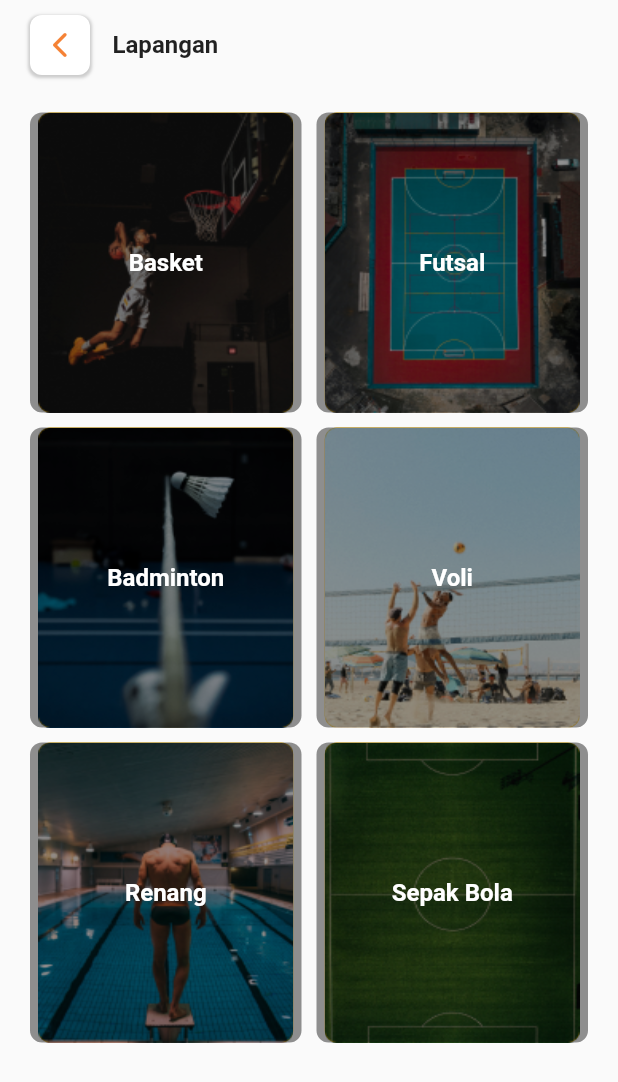
After one commit to GuidoAugusta/FieldFox, a Flutter app: the MenuLapanganPage screen opened by its route, on a phone screen of 412 x 824 dp. The commit adds this screen. Shown: the top 1082 px of the screen. Run offline on Flutter 3.47's test engine with Material 2 defaults, Android fonts, the phone set to English and light mode, and no system bars; our stand-ins replace carousel_slider, dots_indicator, flutter_feather_icons.

Commit message:
membuat menu lapangan page dan menambah assets

```diff
--- a/lib/main.dart
+++ b/lib/main.dart
@@ -1,6 +1,7 @@
 import 'package:field_fox/pages/homepage.dart';
 import 'package:field_fox/pages/login_page.dart';
 import 'package:field_fox/pages/main_page.dart';
+import 'package:field_fox/pages/menu_lapangan_page.dart';
 import 'package:field_fox/pages/register_page.dart';
 import 'package:flutter/material.dart';
 
@@ -20,6 +21,7 @@ class MyApp extends StatelessWidget {
         '/register': (context) => RegisterPage(),
         '/mainpage': (context) => MainPage(),
         '/homepage': (context) => HomePage(),
+        '/lapangan': (context) => MenuLapanganPage(),
       },
     );
   }
--- a/lib/pages/detail_page.dart
+++ b/lib/pages/detail_page.dart
@@ -112,7 +112,7 @@ class _DetailPageState extends State<DetailPage> {
                       ),
                     ),
                     Positioned(
-                      top: 44,
+                      top: 32,
                       left: 20,
                       child: InkWell(
                         onTap: () {
--- a/lib/pages/homepage.dart
+++ b/lib/pages/homepage.dart
@@ -234,22 +234,27 @@ class _HomePageState extends State<HomePage> {
                 MenuHomepage(
                   image: 'assets/lapangan.png',
                   title: 'Lapangan',
+                  navigator: '/lapangan',
                 ),
                 MenuHomepage(
                   image: 'assets/gym.png',
                   title: 'Gym',
+                  navigator: '',
                 ),
                 MenuHomepage(
                   image: 'assets/favorite.png',
                   title: 'Favorit',
+                  navigator: '',
                 ),
                 MenuHomepage(
                   image: 'assets/komunitas.png',
                   title: 'Komunitas',
+                  navigator: '',
                 ),
                 MenuHomepage(
                   image: 'assets/bantuan.png',
                   title: 'Bantuan',
+                  navigator: '',
                 ),
               ],
             ),
@@ -503,13 +508,20 @@ class MenuLapangan extends StatelessWidget {
 class MenuHomepage extends StatelessWidget {
   final String image;
   final String title;
+  final String navigator;
 
-  MenuHomepage({required this.image, required this.title});
+  MenuHomepage({
+    required this.image,
+    required this.title,
+    required this.navigator,
+  });
 
   @override
   Widget build(BuildContext context) {
     return InkWell(
-      onTap: () {},
+      onTap: () {
+        Navigator.pushNamed(context, navigator);
+      },
       splashColor: Colors.transparent,
       highlightColor: Colors.transparent,
       child: Column(
--- /dev/null
+++ b/lib/pages/menu_lapangan_page.dart
@@ -0,0 +1,128 @@
+import 'package:flutter/material.dart';
+import 'package:flutter_staggered_grid_view/flutter_staggered_grid_view.dart';
+
+class MenuLapanganPage extends StatelessWidget {
+  @override
+  Widget build(BuildContext context) {
+    return Scaffold(
+      body: SafeArea(
+        child: Padding(
+          padding: const EdgeInsets.fromLTRB(20, 10, 20, 20),
+          child: ListView(
+            children: [
+              Row(
+                children: [
+                  InkWell(
+                    onTap: () {
+                      Navigator.pop(context);
+                    },
+                    child: Container(
+                      width: 40,
+                      height: 40,
+                      decoration: BoxDecoration(
+                        color: Colors.white,
+                        borderRadius: BorderRadius.circular(8),
+                        boxShadow: [
+                          BoxShadow(
+                            color: Colors.grey.withOpacity(0.5),
+                            spreadRadius: 1,
+                            blurRadius: 1,
+                            offset: Offset(0, 1),
+                          ),
+                        ],
+                      ),
+                      child: Icon(
+                        Icons.arrow_back_ios_new_rounded,
+                        size: 20,
+                        color: Color(0xFFF58235),
+                      ),
+                    ),
+                  ),
+                  SizedBox(
+                    width: 15,
+                  ),
+                  Text(
+                    'Lapangan',
+                    style: TextStyle(
+                      fontSize: 16,
+                      fontWeight: FontWeight.w700,
+                    ),
+                  ),
+                ],
+              ),
+              SizedBox(
+                height: 25,
+              ),
+              MasonryGridView(
+                shrinkWrap: true,
+                crossAxisSpacing: 10,
+                mainAxisSpacing: 10,
+                gridDelegate: SliverSimpleGridDelegateWithFixedCrossAxisCount(
+                  crossAxisCount: 2,
+                ),
+                children: [
+                  JenisLapangan(nama: 'Basket', image: 'assets/basket.png'),
+                  JenisLapangan(nama: 'Futsal', image: 'assets/futsal.png'),
+                  JenisLapangan(
+                      nama: 'Badminton', image: 'assets/badminton.png'),
+                  JenisLapangan(nama: 'Voli', image: 'assets/voli.png'),
+                  JenisLapangan(nama: 'Renang', image: 'assets/renang.png'),
+                  JenisLapangan(
+                      nama: 'Sepak Bola', image: 'assets/sepakBola.png'),
+                ],
+              )
+            ],
+          ),
+        ),
+      ),
+    );
+  }
+}
+
+class JenisLapangan extends StatelessWidget {
+  final String nama;
+  final String image;
+
+  JenisLapangan({
+    required this.nama,
+    required this.image,
+  });
+
+  @override
+  Widget build(BuildContext context) {
+    return Stack(
+      alignment: Alignment.center,
+      children: [
+        Container(
+          height: 200,
+          width: 170,
+          decoration: BoxDecoration(
+            color: Colors.amber,
+            borderRadius: BorderRadius.circular(8),
+          ),
+          child: Image.asset(
+            image,
+            fit: BoxFit.fill,
+          ),
+        ),
+        Container(
+          height: 200,
+          decoration: BoxDecoration(
+            color: Color.fromARGB(110, 0, 0, 0),
+            borderRadius: BorderRadius.circular(8),
+          ),
+        ),
+        Center(
+          child: Text(
+            nama,
+            style: TextStyle(
+              color: Colors.white,
+              fontSize: 16,
+              fontWeight: FontWeight.w700,
+            ),
+          ),
+        ),
+      ],
+    );
+  }
+}
--- a/pubspec.yaml
+++ b/pubspec.yaml
@@ -37,6 +37,7 @@ dependencies:
   carousel_slider: ^4.2.1
   dots_indicator: ^3.0.0
   flutter_feather_icons: ^2.0.0
+  flutter_staggered_grid_view: ^0.7.0
 
 dev_dependencies:
   flutter_test:
```
Also changed, not shown: assets/badminton.png (added), assets/basket.png (added), assets/futsal.png (added), assets/renang.png (added), assets/sepakBola.png (added), assets/voli.png (added), pubspec.lock.
